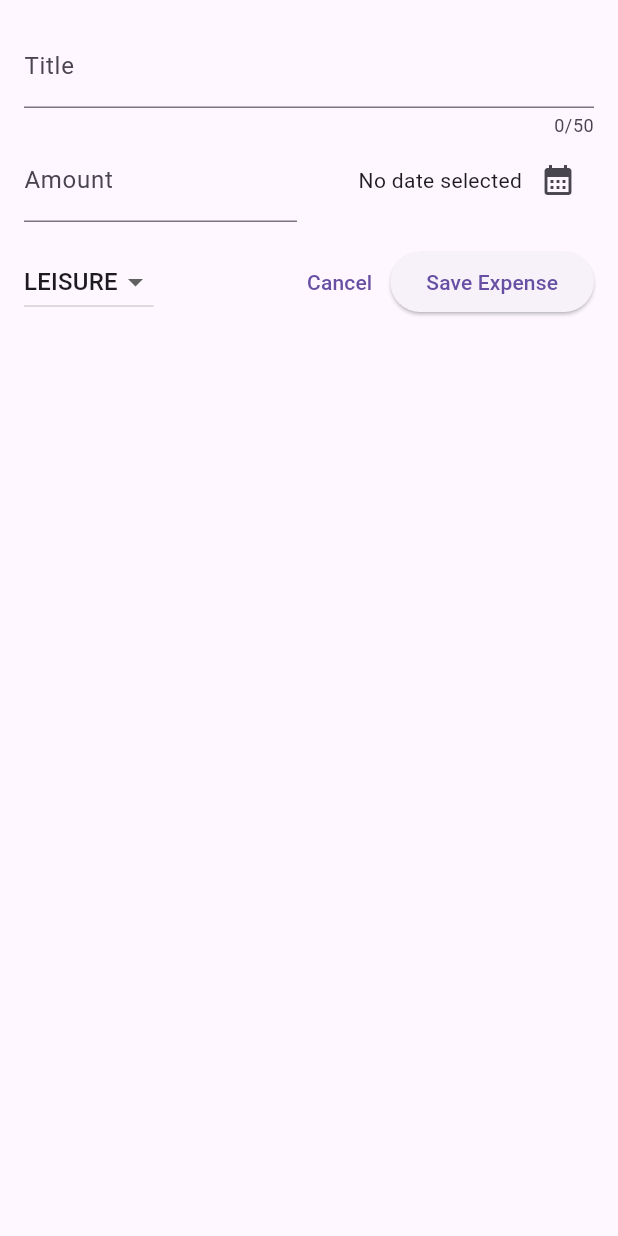
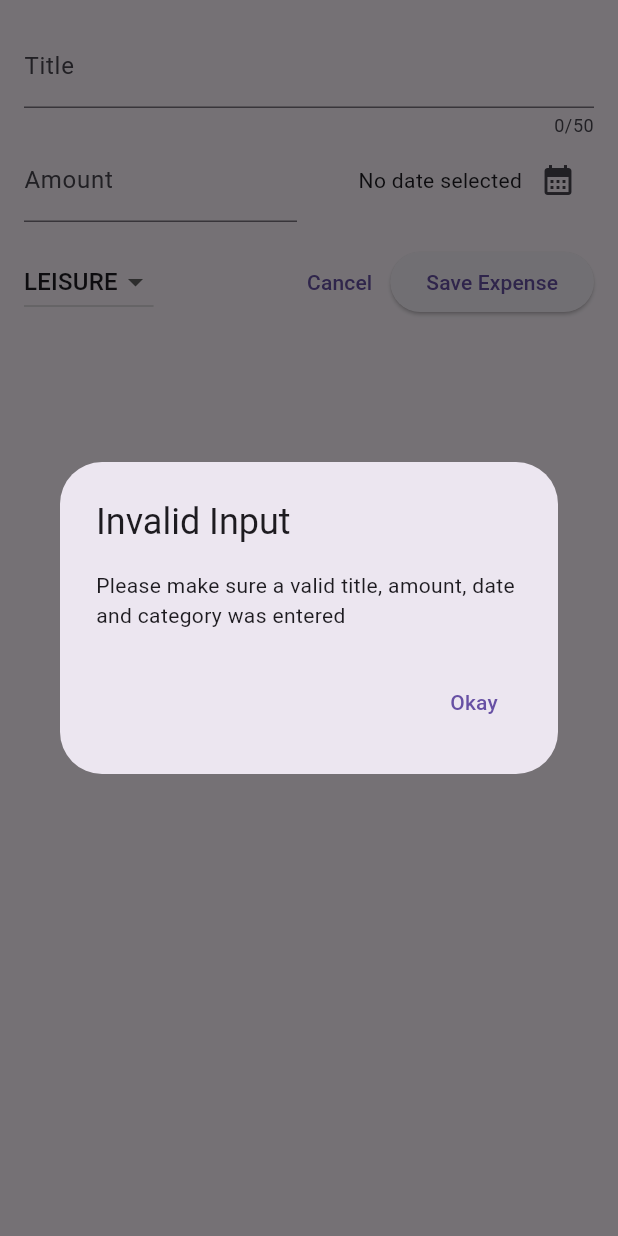
Before and after one commit to ajujacob88/flutter-expense-tracker-app, a Flutter app: the NewExpense widget shown alone on an empty page, opened directly, after a tap on "Save Expense", on a phone screen of 412 x 824 dp. Run offline on Flutter 3.47's test engine with Material 3 defaults, Android fonts, the phone set to English and light mode, and no system bars.

Commit message:
validating user input and showing error dialog

```diff
--- a/lib/widget/new_expense.dart
+++ b/lib/widget/new_expense.dart
@@ -64,6 +64,23 @@ class _NewExpenseState extends State<NewExpense> {
         amountIsInvalid ||
         _selectedDate == null) {
       //show an error message
+      showDialog(
+        context: context,
+        builder: (ctx) => AlertDialog(
+          title: const Text('Invalid Input'),
+          content: const Text(
+              'Please make sure a valid title, amount, date and category was entered'),
+          actions: [
+            TextButton(
+              onPressed: () {
+                Navigator.pop(ctx);
+              },
+              child: const Text('Okay'),
+            )
+          ],
+        ),
+      );
+      return;
     }
   }
 
```
